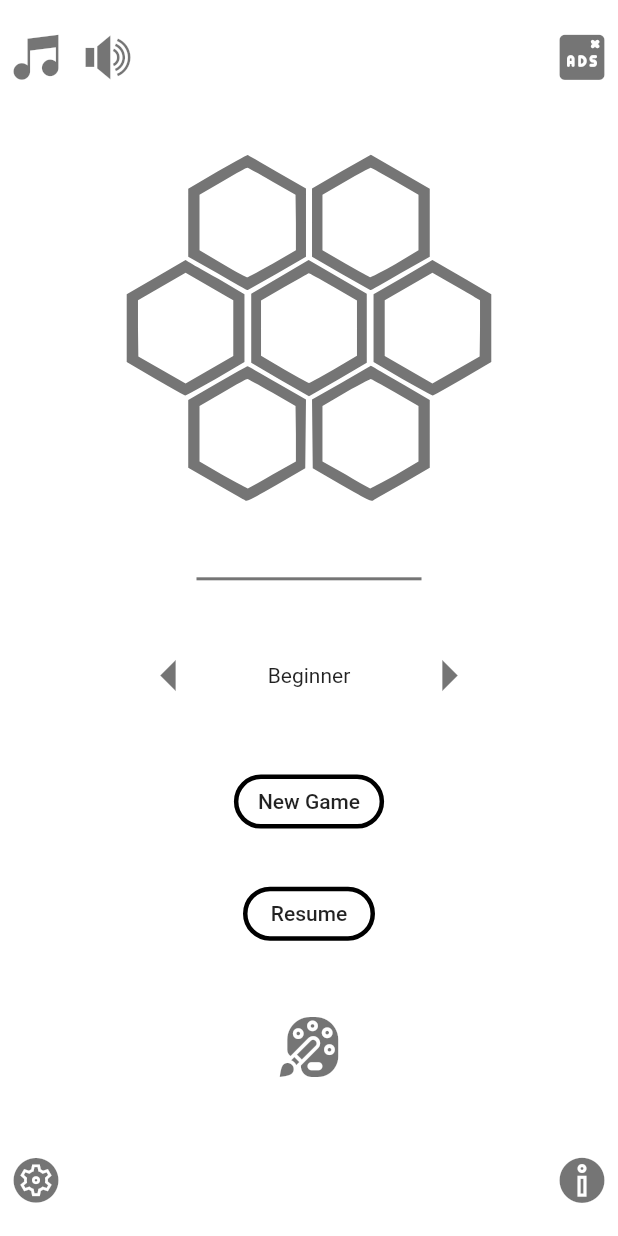
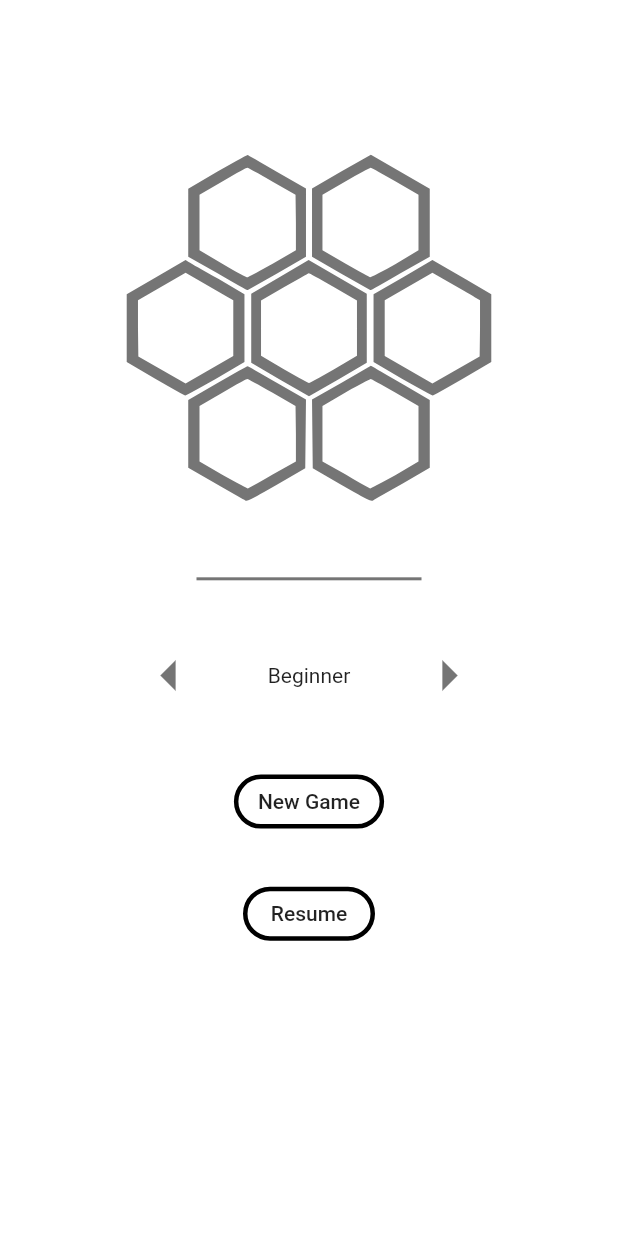
Before and after one commit to piyush5800/Hidato, a Flutter app: the screen it shows after launch, on a phone screen of 412 x 824 dp. Run offline on Flutter 3.47's test engine with Material 2 defaults, Android fonts, the light colour scheme and no system bars; missing offline and left inert: hexagonal_grid, hexagonal_grid_widget, polygon_clipper.

Commit message:
Created the level screen page, made UI changes

```diff
--- a/lib/components/Difficulty.dart
+++ b/lib/components/Difficulty.dart
@@ -1,15 +1,13 @@
-import 'package:flutter/widgets.dart';
-
-class Difficulty{
+class Difficulty {
   String name;
   int level;
-  Difficulty(this.name,this.level);
+  Difficulty(this.name, this.level);
 }
 
 class DifficultyManage {
-  int _currentDiff=0;
+  int _currentDiff = 0;
 
-  List <Difficulty> _difficulty = [
+  List<Difficulty> _difficulty = [
     Difficulty('Beginner', 1),
     Difficulty('Easy', 2),
     Difficulty('Medium', 3),
@@ -36,5 +34,4 @@ class DifficultyManage {
   int getCorrectAnswer() {
     return _difficulty[_currentDiff].level;
   }
-
 }
--- a/lib/main.dart
+++ b/lib/main.dart
@@ -4,6 +4,7 @@ import 'package:hidato/screens/home_screen.dart';
 import 'package:hidato/screens/puzzle_screen.dart';
 import 'package:provider/provider.dart';
 import 'package:hidato/data/current_data.dart';
+import 'package:hidato/screens/level_complete_screen.dart';
 
 void main() {
   runApp(
@@ -51,6 +52,7 @@ class MyApp extends StatelessWidget {
         '/': (context) => LoadingScreen(),
         '/home': (context) => HomeScreen(),
         '/puzzle': (context) => PuzzleScreen(),
+        '/levelComplete': (context) => LevelCompleteScreen(),
       },
     );
   }
--- a/lib/screens/home_screen.dart
+++ b/lib/screens/home_screen.dart
@@ -12,7 +12,11 @@ int level = 0;
 class HomeScreen extends StatelessWidget {
   @override
   Widget build(BuildContext context) {
-    return Scaffold(body: MyStatefulWidget());
+    return Scaffold(
+      body: SafeArea(
+        child: MyStatefulWidget(),
+      ),
+    );
   }
 }
 
@@ -35,8 +39,7 @@ class _MyStatefulWidgetState extends State<MyStatefulWidget> {
   }
 
   Widget build(BuildContext context) {
-    return SafeArea(
-      child: Center(
+    return Center(
       child: Column(
         mainAxisAlignment: MainAxisAlignment.spaceAround,
         children: <Widget>[
@@ -45,22 +48,31 @@ class _MyStatefulWidgetState extends State<MyStatefulWidget> {
             children: <Widget>[
               Row(
                 children: <Widget>[
-                    IconButton(
+                  Opacity(
+                    opacity: 0.0,
+                    child: IconButton(
                       onPressed: () {},
                       icon: Icon(MyFlutterApp.music),
                       iconSize: 30.0,
                     ),
-                    IconButton(
+                  ),
+                  Opacity(
+                    opacity: 0.0,
+                    child: IconButton(
                       onPressed: () {},
                       icon: Icon(MyFlutterApp.speaker),
                       iconSize: 30.0,
                     ),
+                  ),
                 ],
               ),
-                IconButton(
+              Opacity(
+                opacity: 0.0,
+                child: IconButton(
                   onPressed: () {},
                   icon: Icon(MyFlutterApp.remove_ads),
                   iconSize: 30.0,
+                ),
               ),
             ],
           ),
@@ -124,7 +136,9 @@ class _MyStatefulWidgetState extends State<MyStatefulWidget> {
             shape: StadiumBorder(),
             borderSide: BorderSide(width: 3),
           ),
-            Padding(
+          Opacity(
+            opacity: 0.0,
+            child: Padding(
               padding: EdgeInsets.symmetric(vertical: 10.0),
               child: IconButton(
                 onPressed: () {},
@@ -132,24 +146,30 @@ class _MyStatefulWidgetState extends State<MyStatefulWidget> {
                 iconSize: 40.0,
               ),
             ),
+          ),
           Row(
             mainAxisAlignment: MainAxisAlignment.spaceBetween,
-              children: <IconButton>[
-                IconButton(
+            children: <Widget>[
+              Opacity(
+                opacity: 0.0,
+                child: IconButton(
                   onPressed: () {},
                   icon: Icon(MyFlutterApp.gear),
                   iconSize: 30.0,
                 ),
-                IconButton(
+              ),
+              Opacity(
+                opacity: 0.0,
+                child: IconButton(
                   onPressed: () {},
                   icon: Icon(MyFlutterApp.information),
                   iconSize: 30.0,
+                ),
               ),
             ],
           ),
         ],
       ),
-      ),
     );
   }
 }
--- /dev/null
+++ b/lib/screens/level_complete_screen.dart
@@ -0,0 +1,14 @@
+import 'package:flutter/material.dart';
+
+class LevelCompleteScreen extends StatelessWidget {
+  @override
+  Widget build(BuildContext context) {
+    return Scaffold(
+      body: SafeArea(
+        child: Center(
+          child: Text("Level Complete"),
+        ),
+      ),
+    );
+  }
+}
```
Lines whose indentation alone changed are shown as unchanged.
